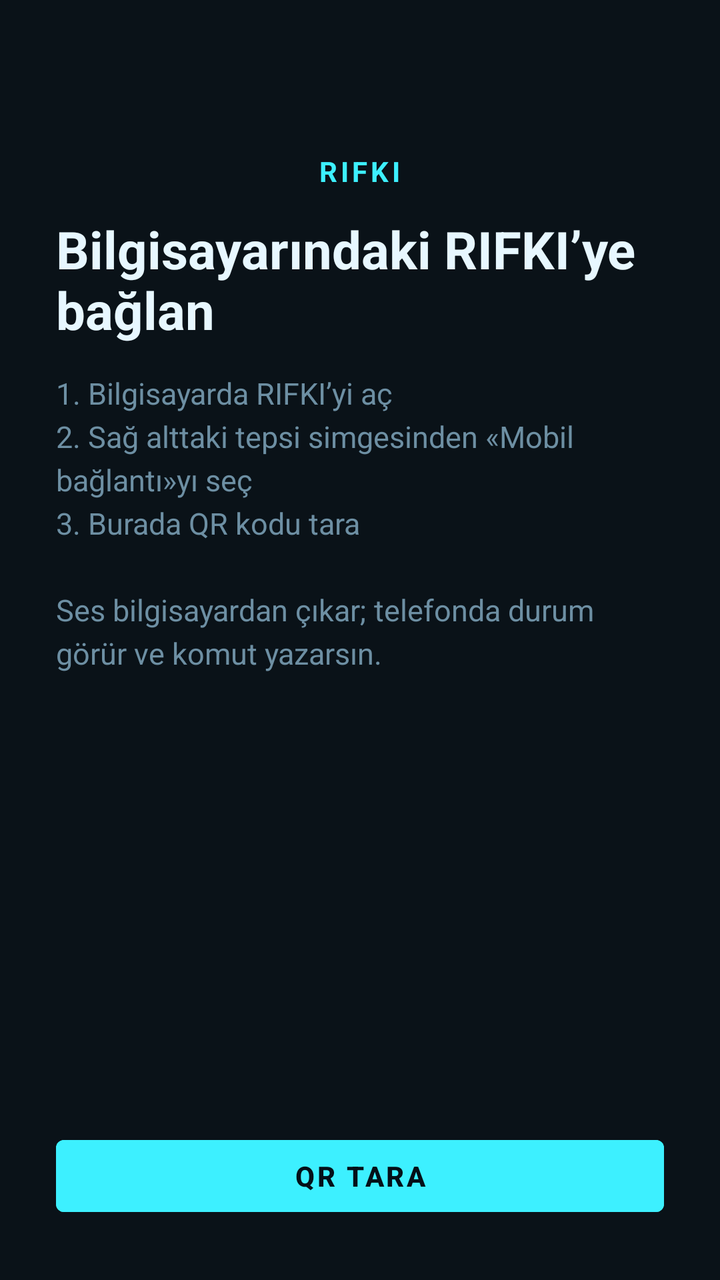
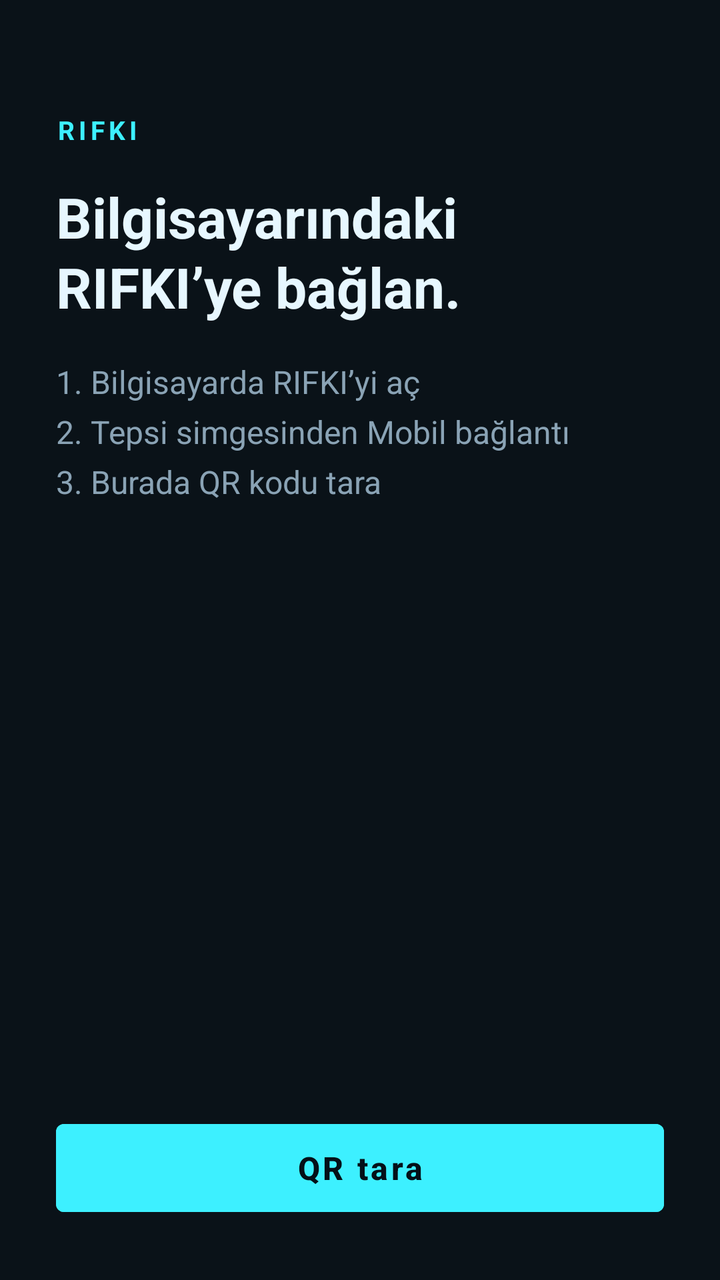

Compare the two renders of this Android layout. The source of the first and the diff that turns it into the second are given below.
<!-- AndroidManifest.xml: activity theme Theme.RIFKI -->
<!-- res/layout/activity_onboarding.xml -->
<?xml version="1.0" encoding="utf-8"?>
<LinearLayout xmlns:android="http://schemas.android.com/apk/res/android"
    android:layout_width="match_parent"
    android:layout_height="match_parent"
    android:background="#0A1218"
    android:gravity="center_horizontal"
    android:orientation="vertical"
    android:padding="28dp">

    <TextView
        android:layout_width="wrap_content"
        android:layout_height="wrap_content"
        android:layout_marginTop="48dp"
        android:letterSpacing="0.12"
        android:text="@string/app_name"
        android:textColor="#3DF0FF"
        android:textSize="14sp"
        android:textStyle="bold" />

    <TextView
        android:layout_width="match_parent"
        android:layout_height="wrap_content"
        android:layout_marginTop="12dp"
        android:text="@string/onboard_title"
        android:textColor="#E7F7FF"
        android:textSize="26sp"
        android:textStyle="bold" />

    <TextView
        android:layout_width="match_parent"
        android:layout_height="wrap_content"
        android:layout_marginTop="14dp"
        android:lineSpacingExtra="4dp"
        android:text="@string/onboard_body"
        android:textColor="#6D8FA3"
        android:textSize="15sp" />

    <View
        android:layout_width="0dp"
        android:layout_height="0dp"
        android:layout_weight="1" />

    <Button
        android:id="@+id/btnScan"
        android:layout_width="match_parent"
        android:layout_height="wrap_content"
        android:backgroundTint="#3DF0FF"
        android:text="@string/scan_qr"
        android:textColor="#041018"
        android:textStyle="bold" />
</LinearLayout>
<!-- resources referenced by this layout -->
<resources>
  <string name="app_name">RIFKI</string>
  <string name="onboard_body">1. Bilgisayarda RIFKI’yi aç\n2. Sağ alttaki tepsi simgesinden «Mobil bağlantı»yı seç\n3. Burada QR kodu tara\n\nSes bilgisayardan çıkar; telefonda durum görür ve komut yazarsın.</string>
  <string name="onboard_title">Bilgisayarındaki RIFKI’ye bağlan</string>
  <string name="scan_qr">QR tara</string>
  <style name="Theme.RIFKI" parent="Theme.MaterialComponents.DayNight.NoActionBar">
          <item name="colorPrimary">#3DF0FF</item>
          <item name="colorPrimaryVariant">#0A1218</item>
          <item name="colorOnPrimary">#041018</item>
          <item name="android:statusBarColor">#0A1218</item>
          <item name="android:navigationBarColor">#0A1218</item>
          <item name="android:windowBackground">#0A1218</item>
      </style>
</resources>

<!-- the commit's change to res/layout/activity_onboarding.xml (unified diff, before → after) -->
@@ -3,37 +3,40 @@
     android:layout_width="match_parent"
     android:layout_height="match_parent"
     android:background="#0A1218"
-    android:gravity="center_horizontal"
     android:orientation="vertical"
-    android:padding="28dp">
+    android:paddingStart="28dp"
+    android:paddingEnd="28dp"
+    android:paddingTop="56dp"
+    android:paddingBottom="28dp">
 
     <TextView
         android:layout_width="wrap_content"
         android:layout_height="wrap_content"
-        android:layout_marginTop="48dp"
-        android:letterSpacing="0.12"
+        android:letterSpacing="0.16"
         android:text="@string/app_name"
+        android:textAllCaps="true"
         android:textColor="#3DF0FF"
-        android:textSize="14sp"
+        android:textSize="13sp"
         android:textStyle="bold" />
 
     <TextView
         android:layout_width="match_parent"
         android:layout_height="wrap_content"
-        android:layout_marginTop="12dp"
+        android:layout_marginTop="16dp"
+        android:lineSpacingExtra="2dp"
         android:text="@string/onboard_title"
         android:textColor="#E7F7FF"
-        android:textSize="26sp"
+        android:textSize="28sp"
         android:textStyle="bold" />
 
     <TextView
         android:layout_width="match_parent"
         android:layout_height="wrap_content"
-        android:layout_marginTop="14dp"
-        android:lineSpacingExtra="4dp"
+        android:layout_marginTop="18dp"
+        android:lineSpacingExtra="6dp"
         android:text="@string/onboard_body"
-        android:textColor="#6D8FA3"
-        android:textSize="15sp" />
+        android:textColor="#8AA3B5"
+        android:textSize="16sp" />
 
     <View
         android:layout_width="0dp"
@@ -43,9 +46,11 @@
     <Button
         android:id="@+id/btnScan"
         android:layout_width="match_parent"
-        android:layout_height="wrap_content"
+        android:layout_height="56dp"
         android:backgroundTint="#3DF0FF"
         android:text="@string/scan_qr"
+        android:textAllCaps="false"
         android:textColor="#041018"
+        android:textSize="16sp"
         android:textStyle="bold" />
 </LinearLayout>
<!-- resource entries referenced after the edit -->
@@ -1,8 +1,8 @@
 <!-- resources referenced by this layout -->
 <resources>
   <string name="app_name">RIFKI</string>
-  <string name="onboard_body">1. Bilgisayarda RIFKI’yi aç\n2. Sağ alttaki tepsi simgesinden «Mobil bağlantı»yı seç\n3. Burada QR kodu tara\n\nSes bilgisayardan çıkar; telefonda durum görür ve komut yazarsın.</string>
-  <string name="onboard_title">Bilgisayarındaki RIFKI’ye bağlan</string>
+  <string name="onboard_body">1. Bilgisayarda RIFKI’yi aç\n2. Tepsi simgesinden Mobil bağlantı\n3. Burada QR kodu tara</string>
+  <string name="onboard_title">Bilgisayarındaki RIFKI’ye bağlan.</string>
   <string name="scan_qr">QR tara</string>
   <style name="Theme.RIFKI" parent="Theme.MaterialComponents.DayNight.NoActionBar">
           <item name="colorPrimary">#3DF0FF</item>
